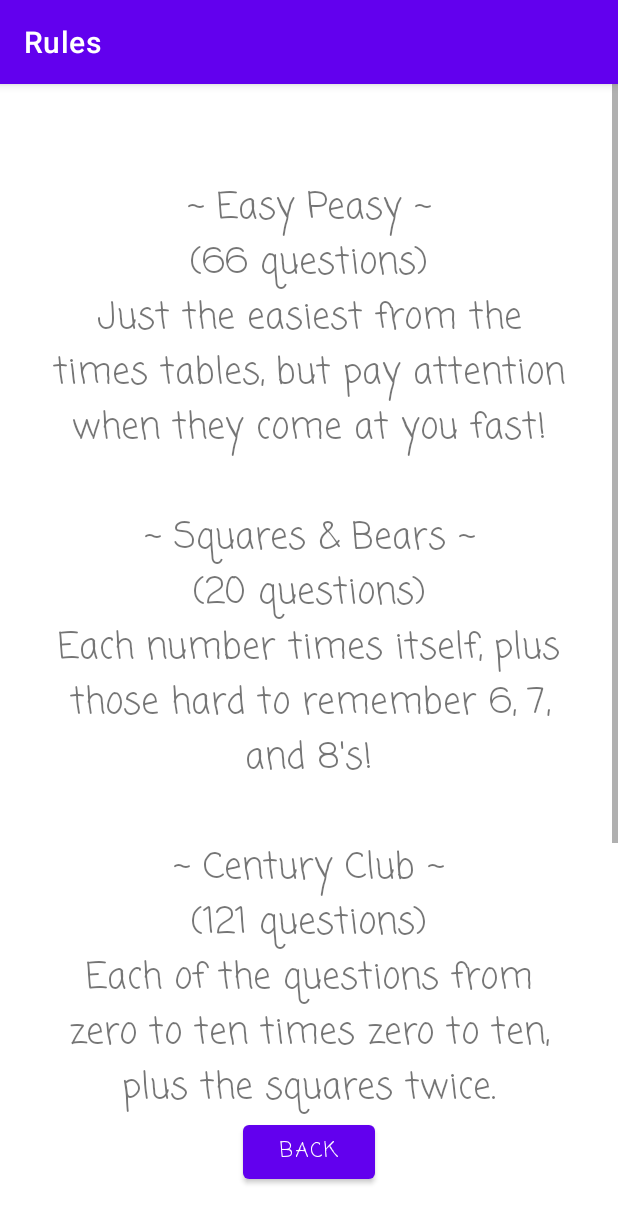
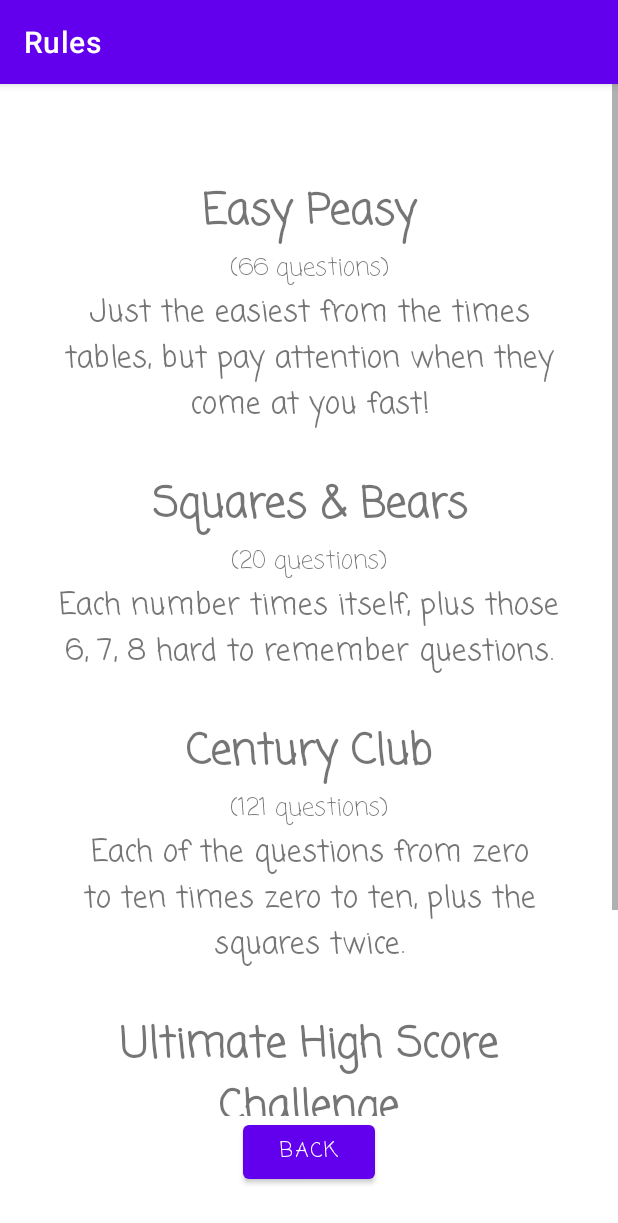
Before and after one commit to twadeclark/TimesTheTimesTables, an Android app: the RulesActivity screen opened directly, with no data from a screen before it, on a phone screen of 412 x 824 dp. Shown: the top 1223 px of the screen. Run offline under Robolectric (Android 15) with nearby library versions, the phone set to English and light mode, and no system bars.

Commit message:
UI cleanup.

```diff
--- a/app/src/main/java/com/example/timesthetimestables/GameActivity.java
+++ b/app/src/main/java/com/example/timesthetimestables/GameActivity.java
@@ -87,17 +87,11 @@ public class GameActivity extends AppCompatActivity {
         timeStart = System.currentTimeMillis();
         startClick();
 
-
-
-
-        saveInitials("TOM", 111111.11f, GameType.LULUMODE);
-        saveInitials("DAD", 222222.22f, GameType.EASYPEASY);
-        saveInitials("POO", 333333.33f, GameType.SQUARESBEARS);
-        saveInitials("LOL", 444444.44f, GameType.CENTURY);
-        saveInitials("_X_", 555555.55f, GameType.ULTIMATECHALLENGE);
-
-
-
+//        saveInitials("TOM", 111111.11f, GameType.LULUMODE);
+//        saveInitials("DAD", 222222.22f, GameType.EASYPEASY);
+//        saveInitials("POO", 333333.33f, GameType.SQUARESBEARS);
+//        saveInitials("LOL", 444444.44f, GameType.CENTURY);
+//        saveInitials("_X_", 555555.55f, GameType.ULTIMATECHALLENGE);
     }
 
     private void setFlashCards() {
--- a/app/src/main/java/com/example/timesthetimestables/LeaderboardActivity.java
+++ b/app/src/main/java/com/example/timesthetimestables/LeaderboardActivity.java
@@ -13,6 +13,8 @@ public class LeaderboardActivity extends AppCompatActivity {
     protected void onCreate(Bundle savedInstanceState) {
         super.onCreate(savedInstanceState);
         setContentView(R.layout.activity_leaderboard);
+
+        getSupportActionBar().setTitle("Leaderboard");
 
         TextView tmpTextView;
         SharedPreferences prefs;
--- a/app/src/main/java/com/example/timesthetimestables/RulesActivity.java
+++ b/app/src/main/java/com/example/timesthetimestables/RulesActivity.java
@@ -2,7 +2,18 @@ package com.example.timesthetimestables;
 
 import androidx.appcompat.app.AppCompatActivity;
 
+import android.graphics.Color;
+import android.graphics.Typeface;
 import android.os.Bundle;
+import android.text.Html;
+import android.text.Spannable;
+import android.text.SpannableString;
+import android.text.Spanned;
+import android.text.style.BackgroundColorSpan;
+import android.text.style.ForegroundColorSpan;
+import android.text.style.RelativeSizeSpan;
+import android.text.style.StyleSpan;
+import android.text.style.UnderlineSpan;
 import android.widget.Button;
 import android.widget.TextView;
 
@@ -22,26 +33,55 @@ public class RulesActivity extends AppCompatActivity {
         getSupportActionBar().setTitle("Rules");
 
         rulesTextView = (TextView) findViewById(R.id.rulesTextView);
-        rulesTextView.setText("~ Easy Peasy ~" +
-                "\n" +
-                "(66 questions)" +
-                "\n" +
-                "Just the easiest from the times tables, but pay attention when they come at you fast!" +
-                "\n\n" +
-                "~ Squares & Bears ~" +
-                "\n" +
-                "(20 questions)" +
-                "\n" +
-                "Each number times itself, plus those hard to remember 6, 7, and 8's!" +
-                "\n\n" +
-                "~ Century Club ~" +
-                "\n" +
-                "(121 questions)" +
-                "\n" +
-                "Each of the questions from zero to ten times zero to ten, plus the squares twice." +
-                "\n\n" +
-                "~ Ultimate High Score Challenge ~" +
-                "\n" +
-                "See how many you can get right in a row! No limit!");
+
+//        String rules = "~ Easy Peasy ~" +
+//                "\n" +
+//                "(66 questions)" +
+//                "\n" +
+//                "Just the easiest from the times tables, but pay attention when they come at you fast!" +
+//                "\n\n" +
+//                "~ Squares & Bears ~" +
+//                "\n" +
+//                "(20 questions)" +
+//                "\n" +
+//                "Each number times itself, plus those hard to remember 6, 7, and 8's!" +
+//                "\n\n" +
+//                "~ Century Club ~" +
+//                "\n" +
+//                "(121 questions)" +
+//                "\n" +
+//                "Each of the questions from zero to ten times zero to ten, plus the squares twice." +
+//                "\n\n" +
+//                "~ Ultimate High Score Challenge ~" +
+//                "\n" +
+//                "See how many you can get right in a row! No limit!";
+
+//        rulesTextView.setText(rules);
+
+
+
+/////
+//        String t1 = "~ Easy Peasy ~";
+//        Spannable s1 = new SpannableString(t1);
+//        s1.setSpan(new RelativeSizeSpan(1.5f), 0, t1.length(), Spannable.SPAN_EXCLUSIVE_EXCLUSIVE);
+//
+//        String t2 = "(66 questions)";
+//        Spannable s2 = new SpannableString(t2);
+//        s2.setSpan(new RelativeSizeSpan(.5f), 0, t2.length(), Spannable.SPAN_EXCLUSIVE_EXCLUSIVE);
+
+
+//        spannable.setSpan(new StyleSpan(Typeface.BOLD), 10, 14, Spannable.SPAN_EXCLUSIVE_EXCLUSIVE);
+//        spannable.setSpan(new StyleSpan(Typeface.ITALIC), 19, 25, Spannable.SPAN_EXCLUSIVE_EXCLUSIVE);
+//        spannable.setSpan(new UnderlineSpan(), 30, 36, Spannable.SPAN_EXCLUSIVE_EXCLUSIVE);
+//        spannable.setSpan(new ForegroundColorSpan(Color.BLUE), 19, 36, Spannable.SPAN_EXCLUSIVE_EXCLUSIVE);
+//        spannable.setSpan(new BackgroundColorSpan(Color.YELLOW), 8, 21, Spannable.SPAN_EXCLUSIVE_EXCLUSIVE);
+
+        String xmlString = getString(R.string.sample_text);
+        Spanned spanned = Html.fromHtml(xmlString, Html.FROM_HTML_MODE_COMPACT);
+//        textView.setText(spanned);
+
+        rulesTextView.setText(spanned);
+
+
     }
 }
--- a/app/src/main/res/layout/activity_leaderboard.xml
+++ b/app/src/main/res/layout/activity_leaderboard.xml
@@ -15,6 +15,7 @@
         android:textAlignment="center"
         android:textSize="48sp"
         android:textStyle="bold"
+        android:visibility="gone"
         app:layout_constraintEnd_toEndOf="parent"
         app:layout_constraintStart_toStartOf="parent"
         app:layout_constraintTop_toTopOf="parent" />
--- a/app/src/main/res/layout/activity_rules.xml
+++ b/app/src/main/res/layout/activity_rules.xml
@@ -43,7 +43,7 @@
                 android:fontFamily="casual"
                 android:text="Rules"
                 android:textAlignment="center"
-                android:textSize="24sp" />
+                android:textSize="20sp" />
         </LinearLayout>
     </ScrollView>
 </androidx.constraintlayout.widget.ConstraintLayout>
--- /dev/null
+++ b/app/src/main/res/values/rules.xml
@@ -0,0 +1,16 @@
+<?xml version="1.0" encoding="utf-8"?>
+<resources>
+    <string name="sample_text"><![CDATA[
+<h2>Easy Peasy</h2>
+<small>(66 questions)</small><br />
+Just the easiest from the times tables, but pay attention when they come at you fast!<br /><br />
+<h2>Squares & Bears</h2>
+<small>(20 questions)</small><br />
+Each number times itself, plus those 6, 7, 8 hard to remember questions.<br /><br />
+<h2>Century Club</h2>
+<small>(121 questions)</small><br />
+Each of the questions from zero to ten times zero to ten, plus the squares twice.<br /><br />
+<h2>Ultimate High Score Challenge</h2>
+See how many you can get right in a row! No limit.<br />
+]]></string>
+</resources>
```
